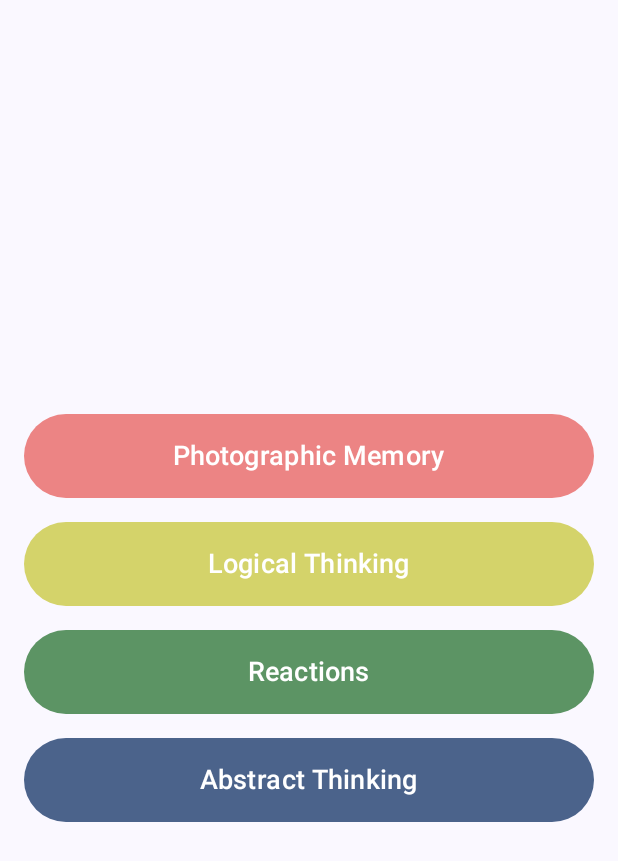
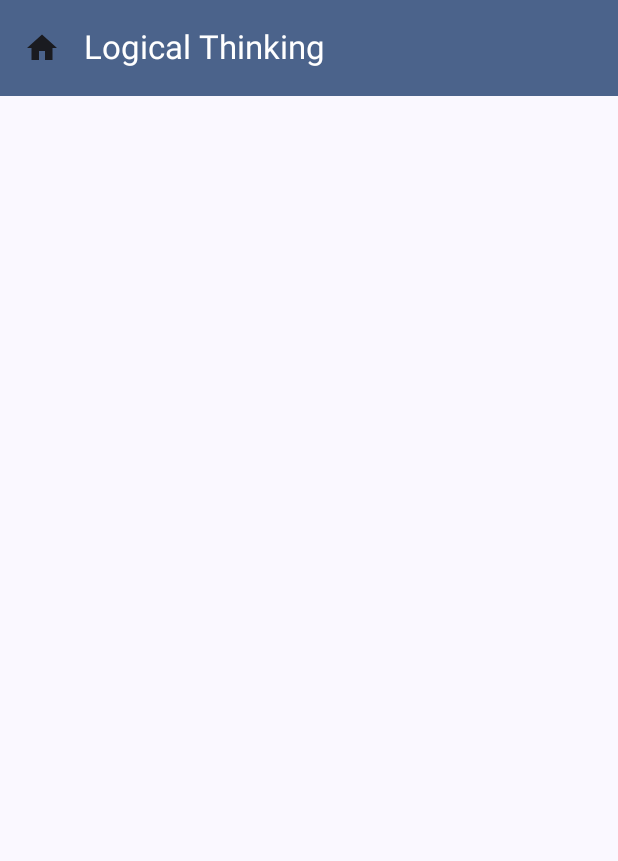
Before and after one commit to pavolhodas/SharpGames, an Android app built with Jetpack Compose: the screen it shows after launch (MainActivity), after a tap on "Logical Thinking", on a phone screen of 412 x 824 dp. Shown: the top 861 px of the screen. Run offline under Robolectric (Android 15) with nearby library versions, the phone set to English and light mode, and no system bars.

Commit message:
Add LogicalThinkingScreen and update navigation

```diff
--- a/app/src/main/java/fri/uniza/sk/sharpgames/navigation/Navigation.kt
+++ b/app/src/main/java/fri/uniza/sk/sharpgames/navigation/Navigation.kt
@@ -6,10 +6,12 @@ import androidx.navigation.compose.composable
 import androidx.navigation.compose.rememberNavController
 import fri.uniza.sk.sharpgames.screens.MenuScreen
 import fri.uniza.sk.sharpgames.screens.PhotographicMemoryScreen
+import fri.uniza.sk.sharpgames.screens.LogicalThinkingScreen
 
 sealed class Screen(val route: String) {
     object Menu : Screen("menu")
     object PhotographicMemory : Screen("photographic_memory")
+    object LogicalThinking : Screen("logical_thinking")
 }
 
 @Composable
@@ -24,5 +26,9 @@ fun Navigation() {
         composable(Screen.PhotographicMemory.route) {
             PhotographicMemoryScreen(navController)
         }
+
+        composable(Screen.LogicalThinking.route) {
+            LogicalThinkingScreen(navController)
+        }
     }
 }
--- /dev/null
+++ b/app/src/main/java/fri/uniza/sk/sharpgames/screens/LogicalThinkingScreen.kt
@@ -0,0 +1,21 @@
+package fri.uniza.sk.sharpgames.screens
+
+import androidx.compose.foundation.layout.Column
+import androidx.compose.foundation.layout.fillMaxSize
+import androidx.compose.runtime.Composable
+import androidx.navigation.NavController
+import fri.uniza.sk.sharpgames.ui.components.GameTopBar
+
+@Composable
+fun LogicalThinkingScreen(navController: NavController) {
+    Column(
+        modifier = androidx.compose.ui.Modifier.fillMaxSize()
+    ) {
+        GameTopBar(
+            title = "Logical Thinking",
+            navController = navController
+        )
+
+        // Tu bude obsah hry
+    }
+}
--- a/app/src/main/java/fri/uniza/sk/sharpgames/screens/MenuScreen.kt
+++ b/app/src/main/java/fri/uniza/sk/sharpgames/screens/MenuScreen.kt
@@ -29,7 +29,7 @@ fun MenuScreen(navController: NavController) {
     )
 
     MenuButton(
-      onClick = { },
+      onClick = { navController.navigate(Screen.LogicalThinking.route)},
       modifier = Modifier.padding(vertical = 8.dp),
       text = "Logical Thinking",
       buttonColor = Color(0xFFd4d36a)
```
